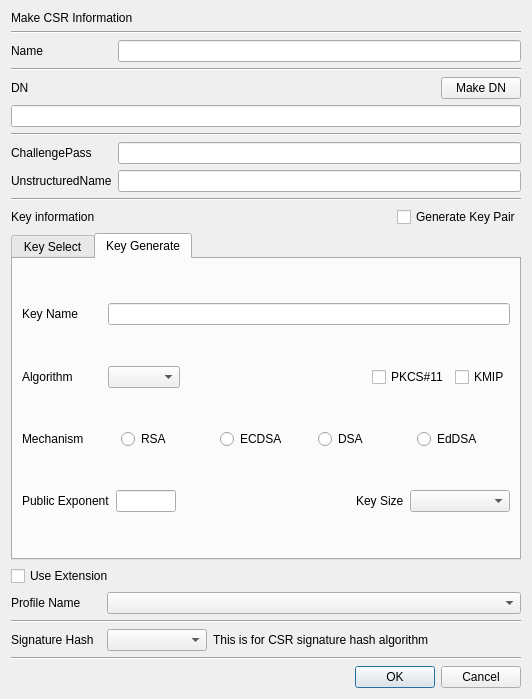
First picture: the form in CertMan/make_req_dlg.ui, repository jykim74/CertMan, before the edit.
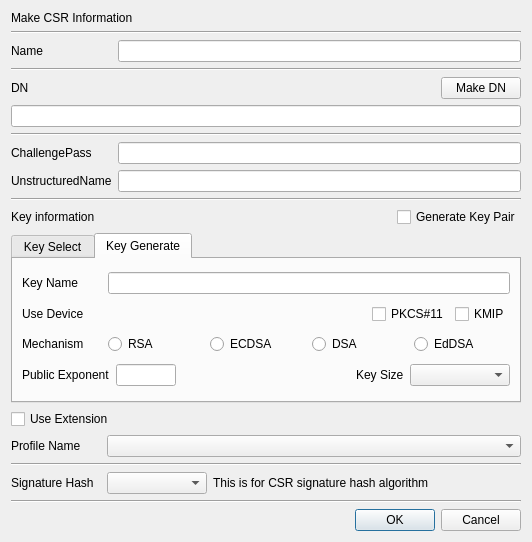
Second picture: the form after the edit.

Patch:
```diff
--- a/CertMan/make_req_dlg.ui
+++ b/CertMan/make_req_dlg.ui
@@ -7,7 +7,7 @@
     <x>0</x>
     <y>0</y>
     <width>532</width>
-    <height>699</height>
+    <height>542</height>
    </rect>
   </property>
   <property name="windowTitle">
@@ -371,9 +371,6 @@
        </item>
        <item>
         <layout class="QGridLayout" name="gridLayout_3">
-         <item row="0" column="1">
-          <widget class="QComboBox" name="mNewAlgorithmCombo"/>
-         </item>
          <item row="0" column="0">
           <widget class="QLabel" name="label_9">
            <property name="minimumSize">
@@ -389,31 +386,31 @@
             </size>
            </property>
            <property name="text">
-            <string>Algorithm</string>
+            <string>Use Device</string>
            </property>
           </widget>
          </item>
          <item row="0" column="2">
-          <spacer name="horizontalSpacer">
-           <property name="orientation">
-            <enum>Qt::Horizontal</enum>
-           </property>
-           <property name="sizeHint" stdset="0">
-            <size>
-             <width>40</width>
-             <height>20</height>
-            </size>
-           </property>
-          </spacer>
-         </item>
-         <item row="0" column="3">
           <widget class="QCheckBox" name="mPKCS11Check">
            <property name="text">
             <string>PKCS#11</string>
            </property>
           </widget>
          </item>
-         <item row="0" column="4">
+         <item row="0" column="1">
+          <spacer name="horizontalSpacer">
+           <property name="orientation">
+            <enum>Qt::Horizontal</enum>
+           </property>
+           <property name="sizeHint" stdset="0">
+            <size>
+             <width>40</width>
+             <height>20</height>
+            </size>
+           </property>
+          </spacer>
+         </item>
+         <item row="0" column="3">
           <widget class="QCheckBox" name="mKMIPCheck">
            <property name="text">
             <string>KMIP</string>
@@ -450,6 +447,18 @@
          </item>
          <item row="0" column="0">
           <widget class="QLabel" name="label_13">
+           <property name="minimumSize">
+            <size>
+             <width>80</width>
+             <height>0</height>
+            </size>
+           </property>
+           <property name="maximumSize">
+            <size>
+             <width>80</width>
+             <height>16777215</height>
+            </size>
+           </property>
            <property name="text">
             <string>Mechanism</string>
            </property>
```
Left out of the diff: 1 changed line with no effect on the pictures.
